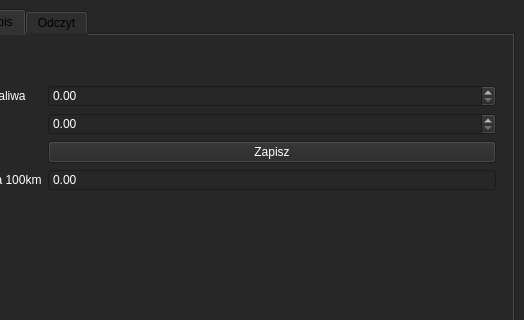
Before: the Qt Designer form mainwindow.ui in Pawlo14/KalkulatorSpalania, drawn with Qt 5; both pictures show x 116 to 640 and y 0 to 320 of the 640 by 529 pixel window.
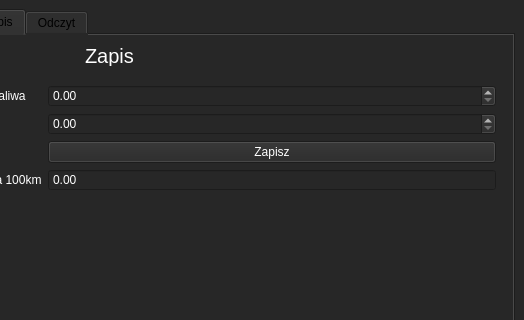
After: the same form once the commit is applied. The open tabs and pages were chosen to show the change.

Diff of the .ui file:
```diff
--- a/mainwindow.ui
+++ b/mainwindow.ui
@@ -238,6 +238,23 @@
          </item>
         </layout>
        </widget>
+       <widget class="QLabel" name="label_2">
+        <property name="geometry">
+         <rect>
+          <x>190</x>
+          <y>10</y>
+          <width>311</width>
+          <height>21</height>
+         </rect>
+        </property>
+        <property name="styleSheet">
+         <string notr="true">color: rgb(255, 255, 255);
+font-size: 20px;</string>
+        </property>
+        <property name="text">
+         <string>Zapis</string>
+        </property>
+       </widget>
       </widget>
       <widget class="QWidget" name="Historia">
        <attribute name="title">
```
Left out of the diff: 4 changed lines with no effect on the pictures.
